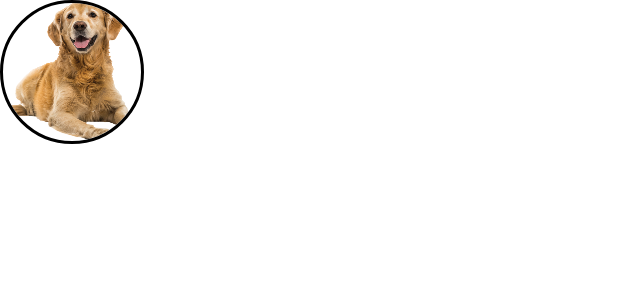
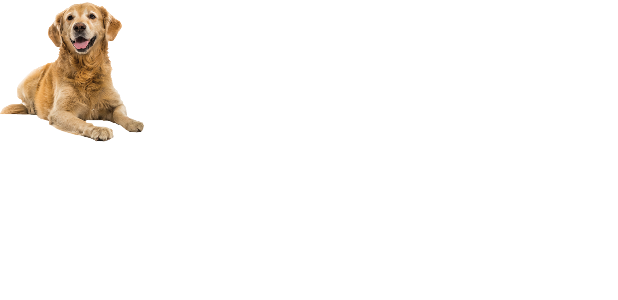
Before and after one commit to FormationAndroid/correction1, an Android app: the layout fragment_about.xml on its own in the app's theme, with its tools: preview values and no code run, on a phone screen of 412 x 824 dp. Shown: the top 300 px of the screen. Run offline under Robolectric (Android 15) with nearby library versions, the phone set to English and light mode, and no system bars.

```diff
--- a/app/build.gradle
+++ b/app/build.gradle
@@ -45,6 +45,8 @@ dependencies {
     implementation "androidx.navigation:navigation-fragment-ktx:$nav_version"
     implementation "androidx.navigation:navigation-ui-ktx:$nav_version"
 
+    implementation 'com.squareup.picasso:picasso:2.71828'
+
     testImplementation 'junit:junit:4.+'
     androidTestImplementation 'androidx.test.ext:junit:1.1.1'
     androidTestImplementation 'androidx.test.espresso:espresso-core:3.2.0'
--- a/app/src/main/AndroidManifest.xml
+++ b/app/src/main/AndroidManifest.xml
@@ -2,9 +2,13 @@
 <manifest xmlns:android="http://schemas.android.com/apk/res/android"
     package="com.example.testapp">
 
+    <uses-permission android:name="android.permission.INTERNET"/>
+    <uses-permission android:name="android.permission.ACCESS_NETWORK_STATE"/>
+
     <application
         android:allowBackup="true"
         android:icon="@mipmap/ic_launcher"
+        android:usesCleartextTraffic="true"
         android:label="@string/app_name"
         android:roundIcon="@mipmap/ic_launcher_round"
         android:supportsRtl="true"
--- a/app/src/main/res/layout/fragment_about.xml
+++ b/app/src/main/res/layout/fragment_about.xml
@@ -6,13 +6,11 @@
     android:layout_height="match_parent"
     tools:context=".fragments.QuestionsFragment">
 
-    <de.hdodenhof.circleimageview.CircleImageView
-        android:id="@+id/profile_image"
+    <ImageView
+        android:id="@+id/myImgView"
         android:layout_width="96dp"
         android:layout_height="96dp"
         android:src="@drawable/dog"
-        app:civ_border_color="#FF000000"
-        app:civ_border_width="2dp"
         app:layout_constraintStart_toStartOf="parent"
         app:layout_constraintTop_toTopOf="parent" />
 
```
Also changed, not shown: app/src/main/java/com/example/testapp/fragments/AboutFragment.kt (+10 -0 lines).
